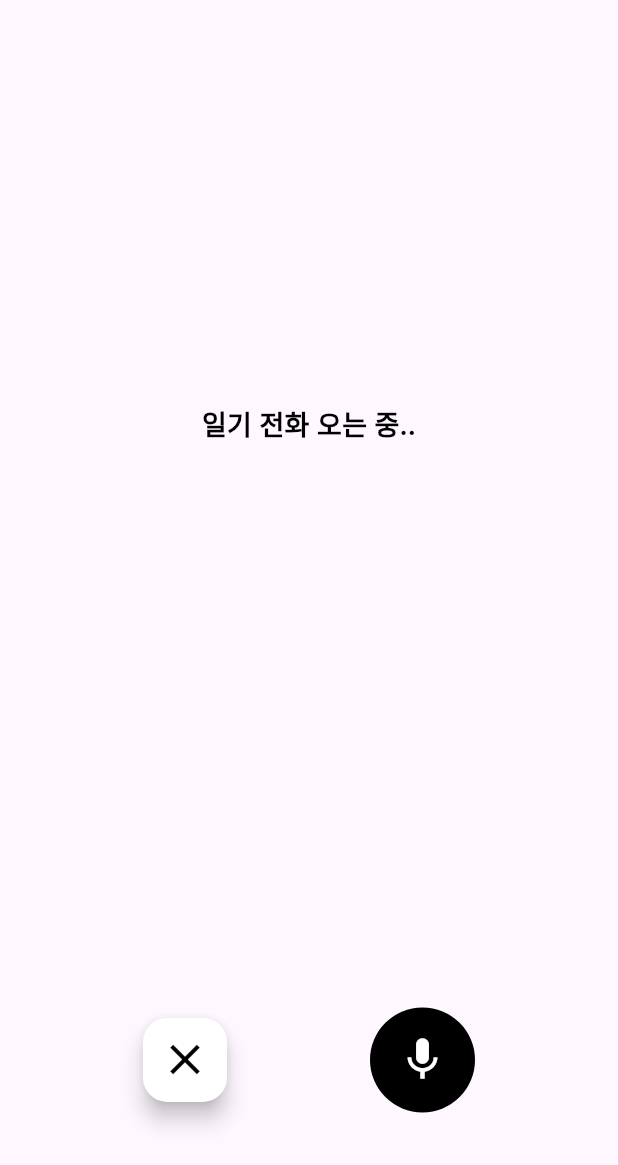
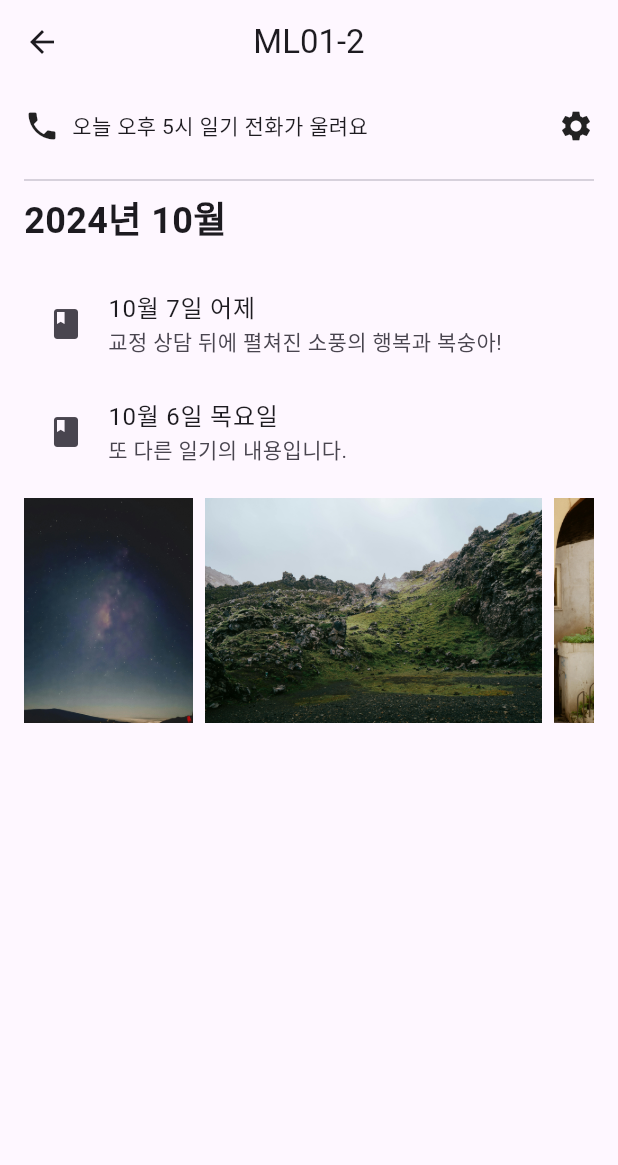
Before and after one commit to Mallang-Diary/MallangDiary-FrontEnd, a Flutter app: the screen it shows after launch, after a tap on "Go to Initial Setting Page", on a phone screen of 412 x 824 dp. Shown: the top 1165 px of the screen. Run offline on Flutter 3.47's test engine with Material 3 defaults, Android fonts, the phone set to English and light mode, and no system bars; our stand-ins replace audioplayers, permission_handler, smooth_page_indicator, supabase; missing offline and left inert: flutter_sound; accounts and stored records are empty.

Commit message:
[diary_board] m1, m2 page 구성

```diff
--- a/lib/main.dart
+++ b/lib/main.dart
@@ -1,5 +1,7 @@
 import 'package:flutter/material.dart';
 import 'package:mallang_project_v1/page/caller/calling_page.dart';
+import 'package:mallang_project_v1/page/diary_board/board1.dart';
+import 'package:mallang_project_v1/page/diary_board/board2.dart';
 import 'package:mallang_project_v1/page/initial_setting/initial_setting_page.dart';
 import 'package:mallang_project_v1/setting_page.dart';
 import 'package:mallang_project_v1/page/caller/caller_screen.dart';
@@ -38,6 +40,7 @@ class MyApp extends StatelessWidget {
         '/initial_setting': (context) => InitialSettingPage(),
         '/caller_screen': (context) => CallerPage(),
         '/calling_page': (context) => CallingPage(),
+        '/board2_page': (context) => Board2Page(),
       },
     );
   }
@@ -57,7 +60,7 @@ class MyHomePage extends StatelessWidget {
       body: Center(
         child: ElevatedButton(
           onPressed: (){
-            Navigator.pushNamed(context, '/calling_page');
+            Navigator.pushNamed(context, '/board2_page');
           },
             child: Text('Go to Initial Setting Page')),
       ),
--- /dev/null
+++ b/lib/page/diary_board/board2.dart
@@ -0,0 +1,80 @@
+import 'package:audioplayers/audioplayers.dart';
+import 'package:flutter/material.dart';
+
+class Board2Page extends StatelessWidget {
+  @override
+  Widget build(BuildContext context) {
+    return Scaffold(
+      appBar: AppBar(
+        title: Text('ML01-2'),
+        centerTitle: true,
+      ),
+      body: Padding(
+        padding: EdgeInsets.all(16.0),
+        child: Column(
+          crossAxisAlignment: CrossAxisAlignment.start,
+          children: [
+            Row(
+              mainAxisAlignment: MainAxisAlignment.spaceBetween,
+              children: [
+                Row(
+                  children: [
+                    Icon(Icons.phone),
+                    SizedBox(width: 8),
+                    Text("오늘 오후 5시 일기 전화가 울려요"),
+                  ],
+                ),
+                Icon(Icons.settings),
+              ],
+            ),
+            SizedBox(height: 16),
+            Divider(),
+            Text(
+              "2024년 10월",
+              style: TextStyle(fontSize: 24, fontWeight: FontWeight.bold),
+            ),
+            SizedBox(height: 16),
+            Expanded(
+              child: ListView(
+                children: [
+                  _diaryListTile("10월 7일 어제", "교정 상담 뒤에 펼쳐진 소풍의 행복과 복숭아!"),
+                  _diaryListTile("10월 6일 목요일", "또 다른 일기의 내용입니다."),
+                  // 이미지 카드 추가
+                  _imageCard(),
+                ],
+              ),
+            ),
+          ],
+        ),
+      ),
+    );
+  }
+
+  Widget _diaryListTile(String date, String title) {
+    return ListTile(
+      leading: Icon(Icons.book),
+      title: Text(date),
+      subtitle: Text(title),
+      onTap: () {
+        // 일기 상세 보기
+      },
+    );
+  }
+
+  Widget _imageCard() {
+    return Container(
+      height: 150,
+      margin: EdgeInsets.symmetric(vertical: 8.0),
+      child: ListView(
+        scrollDirection: Axis.horizontal,
+        children: [
+          Image.asset("assets/images/image1.jpg"),
+          SizedBox(width: 8),
+          Image.asset("assets/images/image2.jpg"),
+          SizedBox(width: 8),
+          Image.asset("assets/images/image3.jpg"),
+        ],
+      ),
+    );
+  }
+}
```
Also changed, not shown: lib/page/diary_board/board1.dart (added, +81 -0 lines), assets/images/image1.jpg (added), assets/images/image2.jpg (added), assets/images/image3.jpg (added).
